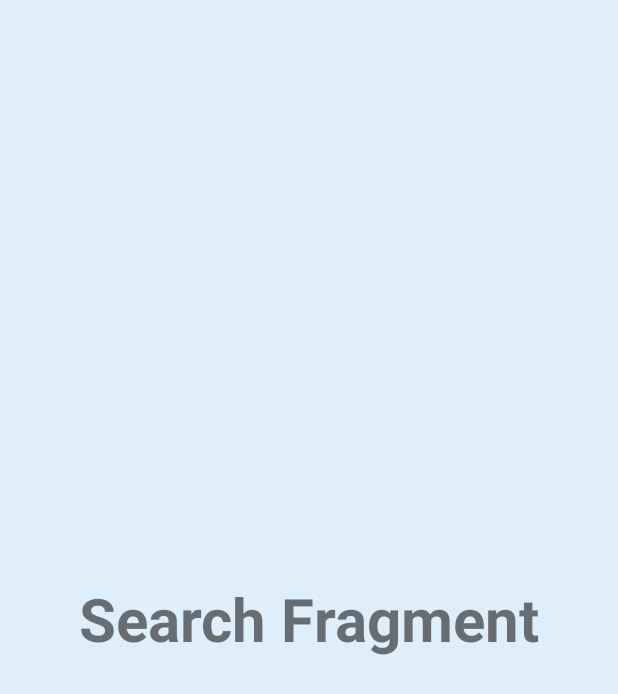
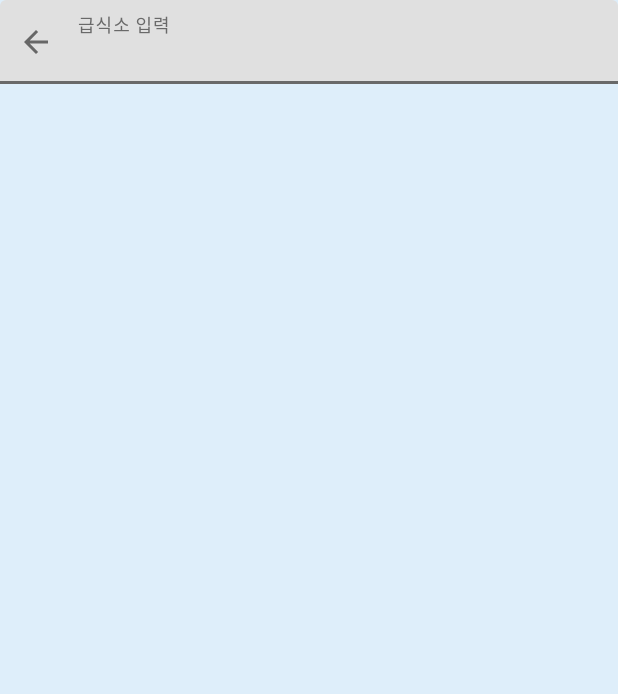
Before and after one commit to OpenSW-TeamLC/Angel-Kitchen, an Android app: the fragment SearchFragment placed in its activity, on a phone screen of 412 x 824 dp. Shown: the top 694 px of the screen. Run offline under Robolectric (Android 15) with nearby library versions, the phone set to English and light mode, and no system bars; our stand-ins replace Dagger/Hilt's generated code, data binding; 2 statements that could not run were skipped.

Commit message:
[AK-59] Add search layout

```diff
--- a/app/build.gradle
+++ b/app/build.gradle
@@ -79,4 +79,7 @@ dependencies {
     implementation "com.google.dagger:hilt-android:$hilt_version"
     kapt "com.google.dagger:hilt-android-compiler:$hilt_version"
     implementation 'androidx.hilt:hilt-lifecycle-viewmodel:1.0.0-alpha03'
+
+    // Coroutine
+    implementation "org.jetbrains.kotlinx:kotlinx-coroutines-android:1.5.0"
 }
--- a/app/src/main/java/hello/world/angelkitchen/view/bottom_menu/BottomMenuActivity.kt
+++ b/app/src/main/java/hello/world/angelkitchen/view/bottom_menu/BottomMenuActivity.kt
@@ -1,6 +1,10 @@
 package hello.world.angelkitchen.view.bottom_menu
 
+import android.content.Context
 import android.util.Log
+import android.view.MotionEvent
+import android.view.View
+import android.view.inputmethod.InputMethodManager
 import dagger.hilt.android.AndroidEntryPoint
 import hello.world.angelkitchen.R
 import hello.world.angelkitchen.base.BindingActivity
--- a/app/src/main/java/hello/world/angelkitchen/view/bottom_menu/search/SearchFragment.kt
+++ b/app/src/main/java/hello/world/angelkitchen/view/bottom_menu/search/SearchFragment.kt
@@ -1,13 +1,48 @@
 package hello.world.angelkitchen.view.bottom_menu.search
 
+import android.content.Context
+import android.util.Log
+import android.view.View
+import android.view.inputmethod.InputMethod
+import android.view.inputmethod.InputMethodManager
+import android.widget.Toast
+import androidx.core.content.res.ResourcesCompat
 import dagger.hilt.android.AndroidEntryPoint
 import hello.world.angelkitchen.R
 import hello.world.angelkitchen.base.BindingFragment
 import hello.world.angelkitchen.databinding.FragmentSearchBinding
+import kotlinx.coroutines.CoroutineScope
+import kotlinx.coroutines.Dispatchers.Main
+import kotlinx.coroutines.delay
+import kotlinx.coroutines.launch
 
 @AndroidEntryPoint
 class SearchFragment : BindingFragment<FragmentSearchBinding>(R.layout.fragment_search) {
     override fun initView() {
+        val imm = activity?.getSystemService(Context.INPUT_METHOD_SERVICE) as InputMethodManager
+        CoroutineScope(Main).launch {
+            delay(30)
+            imm.showSoftInput(binding.tfEt, InputMethodManager.HIDE_IMPLICIT_ONLY)
+        }
 
+        binding.tfLayout.setStartIconOnClickListener {
+            if(binding.tfLayout.startIconContentDescription == "Search Icon") {
+                activity?.finish()
+            }
+        }
+
+        binding.tfEt.setOnFocusChangeListener { _, hasFocus ->
+            if(hasFocus) {
+                binding.tfLayout.apply {
+                    setStartIconDrawable(R.drawable.ic_back)
+                    startIconContentDescription = "Search Icon"
+                }
+            } else {
+                binding.tfLayout.apply {
+                    setStartIconDrawable(R.drawable.ic_search)
+                    startIconContentDescription = "Back Icon"
+                }
+            }
+        }
     }
 }
--- /dev/null
+++ b/app/src/main/res/drawable/ic_back.xml
@@ -0,0 +1,5 @@
+<vector android:autoMirrored="true" android:height="24dp"
+    android:tint="#696969" android:viewportHeight="24"
+    android:viewportWidth="24" android:width="24dp" xmlns:android="http://schemas.android.com/apk/res/android">
+    <path android:fillColor="@android:color/white" android:pathData="M20,11H7.83l5.59,-5.59L12,4l-8,8 8,8 1.41,-1.41L7.83,13H20v-2z"/>
+</vector>
--- a/app/src/main/res/layout/fragment_search.xml
+++ b/app/src/main/res/layout/fragment_search.xml
@@ -10,16 +10,24 @@
         android:layout_width="match_parent"
         android:layout_height="match_parent">
 
-        <TextView
-            android:layout_width="wrap_content"
+        <com.google.android.material.textfield.TextInputLayout
+            android:id="@+id/tf_layout"
+            android:layout_width="0dp"
             android:layout_height="wrap_content"
-            android:text="Search Fragment"
-            android:textSize="40dp"
-            android:textStyle="bold"
             app:layout_constraintTop_toTopOf="parent"
             app:layout_constraintRight_toRightOf="parent"
             app:layout_constraintLeft_toLeftOf="parent"
-            app:layout_constraintBottom_toBottomOf="parent" />
+            android:hint="급식소 입력"
+            app:endIconMode="clear_text"
+            app:startIconDrawable="@drawable/ic_search">
+
+            <com.google.android.material.textfield.TextInputEditText
+                android:id="@+id/tf_et"
+                android:layout_width="match_parent"
+                android:layout_height="wrap_content"/>
+            <requestFocus/>
+
+        </com.google.android.material.textfield.TextInputLayout>
 
     </androidx.constraintlayout.widget.ConstraintLayout>
 </layout>
```
